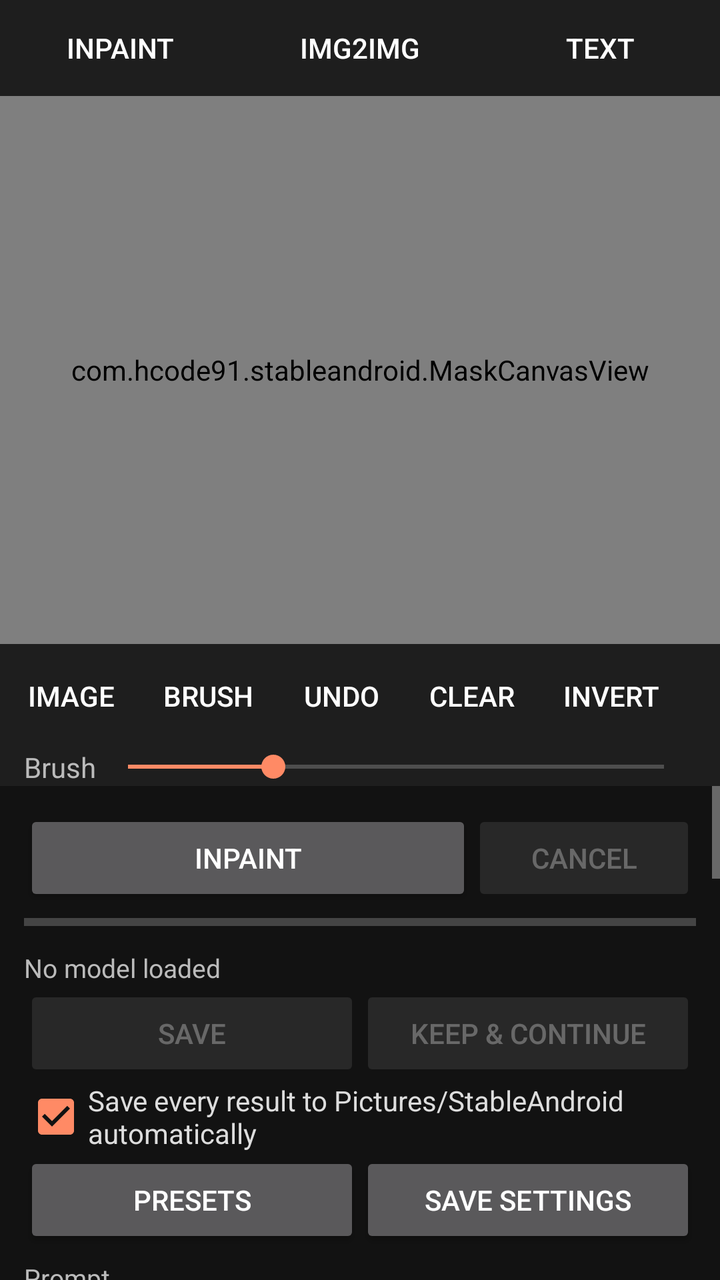
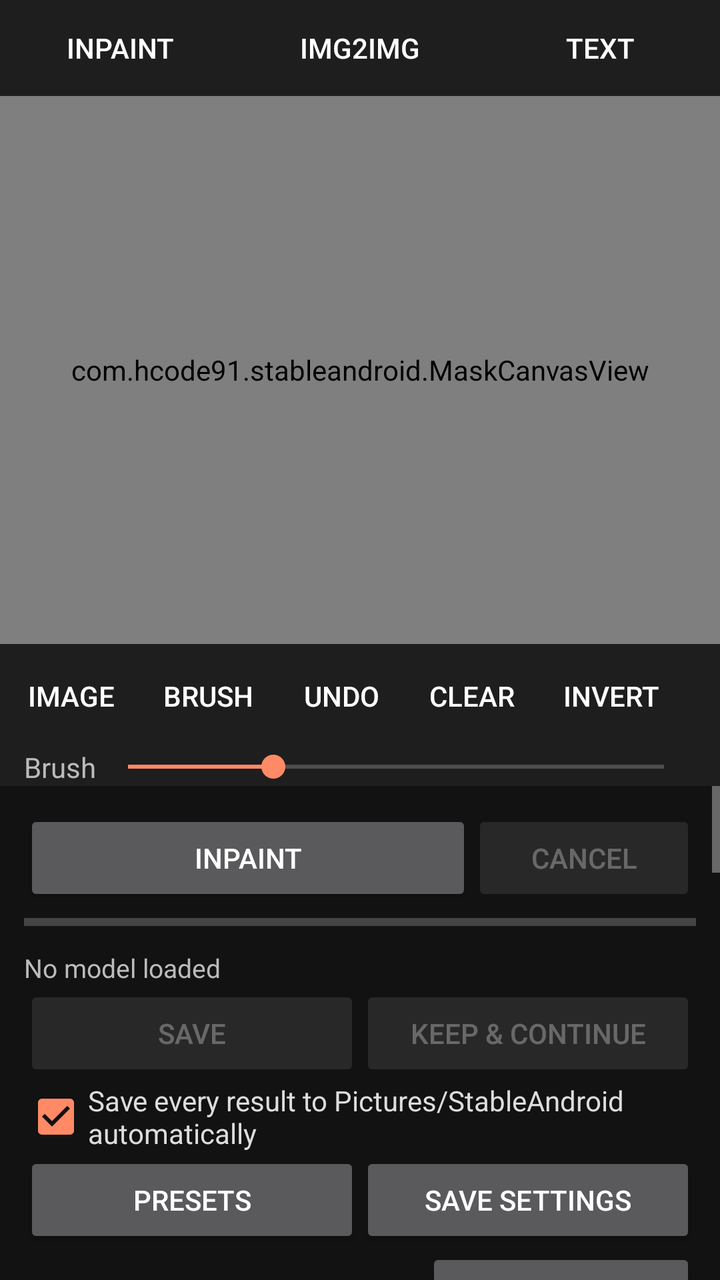

Screens rendered from an Android XML layout before and after an edit, with the pre-edit source and the edit as a unified diff.
<!-- AndroidManifest.xml: application theme AppTheme -->
<!-- res/layout/activity_main.xml -->
<?xml version="1.0" encoding="utf-8"?>
<LinearLayout xmlns:android="http://schemas.android.com/apk/res/android"
    android:id="@+id/root"
    android:layout_width="match_parent"
    android:layout_height="match_parent"
    android:background="#121212"
    android:orientation="vertical">

    <LinearLayout
        android:layout_width="match_parent"
        android:layout_height="wrap_content"
        android:background="#1E1E1E"
        android:orientation="horizontal">

        <Button
            android:id="@+id/btnTabInpaint"
            style="@style/TabBtn"
            android:text="Inpaint" />

        <Button
            android:id="@+id/btnTabCreate"
            style="@style/TabBtn"
            android:text="Img2Img" />

        <Button
            android:id="@+id/btnTabText"
            style="@style/TabBtn"
            android:text="Text" />
    </LinearLayout>

    <com.hcode91.stableandroid.MaskCanvasView
        android:id="@+id/canvas"
        android:layout_width="match_parent"
        android:layout_height="0dp"
        android:layout_weight="1"
        android:background="#000000" />

    
    <HorizontalScrollView
        android:id="@+id/rowTools"
        android:layout_width="match_parent"
        android:layout_height="wrap_content"
        android:background="#1E1E1E"
        android:scrollbars="none">

        <LinearLayout
            android:layout_width="wrap_content"
            android:layout_height="wrap_content"
            android:gravity="center_vertical"
            android:orientation="horizontal"
            android:padding="2dp">

            <Button android:id="@+id/btnImage" style="@style/ToolBtn" android:text="Image" />
            <Button android:id="@+id/btnBrush" style="@style/ToolBtn" android:text="Brush" />
            <Button android:id="@+id/btnUndo" style="@style/ToolBtn" android:text="Undo" />
            <Button android:id="@+id/btnClear" style="@style/ToolBtn" android:text="Clear" />
            <Button android:id="@+id/btnInvert" style="@style/ToolBtn" android:text="Invert" />
            <Button android:id="@+id/btnFit" style="@style/ToolBtn" android:text="Fit" />
            <Button android:id="@+id/btnToggle" style="@style/ToolBtn" android:text="Result" />
        </LinearLayout>
    </HorizontalScrollView>

    <LinearLayout
        android:id="@+id/rowBrush"
        android:layout_width="match_parent"
        android:layout_height="wrap_content"
        android:background="#1E1E1E"
        android:gravity="center_vertical"
        android:orientation="horizontal"
        android:paddingStart="12dp"
        android:paddingEnd="12dp">

        <TextView
            android:layout_width="wrap_content"
            android:layout_height="wrap_content"
            android:text="Brush"
            android:textColor="#BBBBBB" />

        <SeekBar
            android:id="@+id/seekBrush"
            android:layout_width="0dp"
            android:layout_height="wrap_content"
            android:layout_weight="1"
            android:max="200"
            android:min="8"
            android:progress="60" />
    </LinearLayout>

    <ScrollView
        android:id="@+id/settingsScroll"
        android:layout_width="match_parent"
        android:layout_height="0dp"
        android:layout_weight="0.9"
        android:fillViewport="true">

        <LinearLayout
            android:layout_width="match_parent"
            android:layout_height="wrap_content"
            android:orientation="vertical"
            android:padding="12dp">

            
            <LinearLayout
                android:layout_width="match_parent"
                android:layout_height="wrap_content"
                android:orientation="horizontal">

                <Button
                    android:id="@+id/btnGenerate"
                    android:layout_width="0dp"
                    android:layout_height="wrap_content"
                    android:layout_weight="2"
                    android:text="Inpaint" />

                <Button
                    android:id="@+id/btnCancel"
                    android:layout_width="0dp"
                    android:layout_height="wrap_content"
                    android:layout_weight="1"
                    android:enabled="false"
                    android:text="Cancel" />
            </LinearLayout>

            <ProgressBar
                android:id="@+id/progress"
                style="@android:style/Widget.Material.ProgressBar.Horizontal"
                android:layout_width="match_parent"
                android:layout_height="wrap_content"
                android:max="100" />

            <TextView
                android:id="@+id/txtStatus"
                style="@style/Label"
                android:text="No model loaded" />

            <LinearLayout
                android:id="@+id/rowResults"
                android:layout_width="match_parent"
                android:layout_height="wrap_content"
                android:gravity="center_vertical"
                android:orientation="horizontal"
                android:visibility="gone">

                <Button
                    android:id="@+id/btnPrev"
                    android:layout_width="wrap_content"
                    android:layout_height="wrap_content"
                    android:text="◀" />

                <TextView
                    android:id="@+id/txtResult"
                    android:layout_width="0dp"
                    android:layout_height="wrap_content"
                    android:layout_weight="1"
                    android:gravity="center"
                    android:textColor="#FFFFFF"
                    android:textSize="15sp" />

                <Button
                    android:id="@+id/btnNext"
                    android:layout_width="wrap_content"
                    android:layout_height="wrap_content"
                    android:text="▶" />
            </LinearLayout>

            <LinearLayout
                android:layout_width="match_parent"
                android:layout_height="wrap_content"
                android:orientation="horizontal">

                <Button
                    android:id="@+id/btnSave"
                    android:layout_width="0dp"
                    android:layout_height="wrap_content"
                    android:layout_weight="1"
                    android:enabled="false"
                    android:text="Save" />

                <Button
                    android:id="@+id/btnUseResult"
                    android:layout_width="0dp"
                    android:layout_height="wrap_content"
                    android:layout_weight="1"
                    android:enabled="false"
                    android:text="Keep &amp; continue" />
            </LinearLayout>

            <CheckBox
                android:id="@+id/chkAutoSave"
                android:layout_width="wrap_content"
                android:layout_height="wrap_content"
                android:checked="true"
                android:text="Save every result to Pictures/StableAndroid automatically"
                android:textColor="#DDDDDD" />

            <LinearLayout
                android:layout_width="match_parent"
                android:layout_height="wrap_content"
                android:orientation="horizontal">

                <Button
                    android:id="@+id/btnPresets"
                    android:layout_width="0dp"
                    android:layout_height="wrap_content"
                    android:layout_weight="1"
                    android:text="Presets" />

                <Button
                    android:id="@+id/btnSavePreset"
                    android:layout_width="0dp"
                    android:layout_height="wrap_content"
                    android:layout_weight="1"
                    android:text="Save settings" />
            </LinearLayout>

            
            <TextView style="@style/Label" android:text="Prompt" />
            <EditText
                android:id="@+id/editPrompt"
                style="@style/Field"
                android:gravity="top"
                android:hint="what should appear in the masked area"
                android:inputType="textMultiLine|textCapSentences"
                android:minLines="2" />

            <TextView style="@style/Label" android:text="Negative prompt" />
            <EditText
                android:id="@+id/editNegative"
                style="@style/Field"
                android:gravity="top"
                android:inputType="textMultiLine"
                android:minLines="1" />

            
            <LinearLayout
                android:id="@+id/rowCreate"
                android:layout_width="match_parent"
                android:layout_height="wrap_content"
                android:gravity="bottom"
                android:orientation="horizontal"
                android:visibility="gone">

                <LinearLayout style="@style/Cell" android:layout_weight="2">
                    <TextView style="@style/Label" android:text="Style" />
                    <Spinner android:id="@+id/spinStyle" style="@style/Spin" />
                </LinearLayout>

                <LinearLayout
                    android:id="@+id/cellTxtSize"
                    style="@style/Cell"
                    android:visibility="gone">
                    <TextView style="@style/Label" android:text="Size" />
                    <Spinner android:id="@+id/spinTxtSize" style="@style/Spin" />
                </LinearLayout>

                <Button
                    android:id="@+id/btnStylePhoto"
                    android:layout_width="wrap_content"
                    android:layout_height="wrap_content"
                    android:text="Photo" />
            </LinearLayout>

            
            <LinearLayout
                android:layout_width="match_parent"
                android:layout_height="wrap_content"
                android:orientation="horizontal">

                <LinearLayout style="@style/Cell">
                    <TextView style="@style/Label" android:text="Steps" />
                    <EditText android:id="@+id/editSteps" style="@style/Field" android:inputType="number" android:text="20" />
                </LinearLayout>

                <LinearLayout style="@style/Cell">
                    <TextView style="@style/Label" android:text="CFG" />
                    <EditText android:id="@+id/editCfg" style="@style/Field" android:inputType="numberDecimal" android:text="7" />
                </LinearLayout>

                <LinearLayout android:id="@+id/cellStrength" style="@style/Cell">
                    <TextView style="@style/Label" android:text="Denoise" />
                    <EditText android:id="@+id/editStrength" style="@style/Field" android:inputType="numberDecimal" android:text="1.0" />
                </LinearLayout>
            </LinearLayout>

            <LinearLayout
                android:layout_width="match_parent"
                android:layout_height="wrap_content"
                android:gravity="bottom"
                android:orientation="horizontal">

                <LinearLayout style="@style/Cell" android:layout_weight="2">
                    <TextView style="@style/Label" android:text="Seed (-1 = random)" />
                    <EditText android:id="@+id/editSeed" style="@style/Field" android:inputType="numberSigned" android:text="-1" />
                </LinearLayout>

                <LinearLayout style="@style/Cell">
                    <TextView style="@style/Label" android:text="Images" />
                    <EditText android:id="@+id/editImages" style="@style/Field" android:inputType="number" android:text="3" />
                </LinearLayout>

                <Button
                    android:id="@+id/btnLastSeed"
                    android:layout_width="wrap_content"
                    android:layout_height="wrap_content"
                    android:text="Reuse last" />
            </LinearLayout>

            <LinearLayout
                android:layout_width="match_parent"
                android:layout_height="wrap_content"
                android:orientation="horizontal">

                <LinearLayout style="@style/Cell">
                    <TextView style="@style/Label" android:text="Sampler" />
                    <Spinner android:id="@+id/spinSampler" style="@style/Spin" />
                </LinearLayout>

                <LinearLayout style="@style/Cell">
                    <TextView style="@style/Label" android:text="Scheduler" />
                    <Spinner android:id="@+id/spinScheduler" style="@style/Spin" />
                </LinearLayout>
            </LinearLayout>

            <LinearLayout
                android:id="@+id/rowInpaintSize"
                android:layout_width="match_parent"
                android:layout_height="wrap_content"
                android:orientation="horizontal">

                <LinearLayout android:id="@+id/cellWorkSize" style="@style/Cell">
                    <TextView style="@style/Label" android:text="Working size" />
                    <Spinner android:id="@+id/spinSize" style="@style/Spin" />
                </LinearLayout>

                <LinearLayout android:id="@+id/cellArea" style="@style/Cell">
                    <TextView style="@style/Label" android:text="Inpaint area" />
                    <Spinner android:id="@+id/spinArea" style="@style/Spin" />
                </LinearLayout>
            </LinearLayout>

            <CheckBox
                android:id="@+id/chkBlend"
                android:layout_width="wrap_content"
                android:layout_height="wrap_content"
                android:checked="true"
                android:text="Only change the masked area (blend edges)"
                android:textColor="#DDDDDD" />

            
            <TextView style="@style/Header" android:text="Model" />

            <TextView
                android:id="@+id/txtModel"
                style="@style/Label"
                android:text="No .safetensors chosen" />

            <LinearLayout
                android:layout_width="match_parent"
                android:layout_height="wrap_content"
                android:orientation="horizontal">

                <Button
                    android:id="@+id/btnChooseModel"
                    android:layout_width="0dp"
                    android:layout_height="wrap_content"
                    android:layout_weight="1"
                    android:text="Choose model" />

                <Button
                    android:id="@+id/btnLoadModel"
                    android:layout_width="0dp"
                    android:layout_height="wrap_content"
                    android:layout_weight="1"
                    android:text="Load" />
            </LinearLayout>

            <TextView
                android:id="@+id/txtLora"
                style="@style/Label"
                android:text="LoRA: none" />

            <LinearLayout
                android:layout_width="match_parent"
                android:layout_height="wrap_content"
                android:gravity="bottom"
                android:orientation="horizontal">

                <Button
                    android:id="@+id/btnChooseLora"
                    android:layout_width="0dp"
                    android:layout_height="wrap_content"
                    android:layout_weight="1"
                    android:text="Choose LoRA" />

                <Button
                    android:id="@+id/btnClearLora"
                    android:layout_width="wrap_content"
                    android:layout_height="wrap_content"
                    android:text="Remove" />

                <LinearLayout style="@style/Cell">
                    <TextView style="@style/Label" android:text="Strength" />
                    <EditText android:id="@+id/editLoraStrength" style="@style/Field" android:inputType="numberDecimal" android:text="1.0" />
                </LinearLayout>
            </LinearLayout>

            <TextView style="@style/Label" android:text="Run on" />
            <Spinner android:id="@+id/spinCompute" style="@style/Spin" />

            <TextView
                android:id="@+id/txtDriver"
                style="@style/Label"
                android:text="GPU driver: system" />

            <LinearLayout
                android:layout_width="match_parent"
                android:layout_height="wrap_content"
                android:orientation="horizontal">

                <Button
                    android:id="@+id/btnInstallDriver"
                    android:layout_width="0dp"
                    android:layout_height="wrap_content"
                    android:layout_weight="1"
                    android:text="Install Turnip (.zip)" />

                <Button
                    android:id="@+id/btnRemoveDriver"
                    android:layout_width="0dp"
                    android:layout_height="wrap_content"
                    android:layout_weight="1"
                    android:text="Use system driver" />
            </LinearLayout>

            <CheckBox
                android:id="@+id/chkGpuF32"
                android:layout_width="wrap_content"
                android:layout_height="wrap_content"
                android:checked="false"
                android:text="GPU full precision (slower; try if images come out grey or black; applies after restart)"
                android:textColor="#DDDDDD" />

            <CheckBox
                android:id="@+id/chkGpuSafe"
                android:layout_width="wrap_content"
                android:layout_height="wrap_content"
                android:checked="true"
                android:text="GPU safe mode (avoids shaders some drivers can't build; applies after restart)"
                android:textColor="#DDDDDD" />

            <LinearLayout
                android:layout_width="match_parent"
                android:layout_height="wrap_content"
                android:orientation="horizontal">

                <LinearLayout style="@style/Cell" android:layout_weight="2">
                    <TextView style="@style/Label" android:text="Weights in memory" />
                    <Spinner android:id="@+id/spinWeights" style="@style/Spin" />
                </LinearLayout>

                <LinearLayout style="@style/Cell">
                    <TextView style="@style/Label" android:text="Threads" />
                    <EditText android:id="@+id/editThreads" style="@style/Field" android:inputType="number" />
                </LinearLayout>
            </LinearLayout>

            <LinearLayout
                android:layout_width="match_parent"
                android:layout_height="wrap_content"
                android:orientation="horizontal">

                <LinearLayout style="@style/Cell">
                    <TextView style="@style/Label" android:text="CLIP skip" />
                    <EditText android:id="@+id/editClipSkip" style="@style/Field" android:inputType="numberSigned" android:text="-1" />
                </LinearLayout>

                <LinearLayout style="@style/Cell" android:layout_weight="2">
                    <CheckBox
                        android:id="@+id/chkFlash"
                        android:layout_width="wrap_content"
                        android:layout_height="wrap_content"
                        android:checked="true"
                        android:text="Flash attention"
                        android:textColor="#DDDDDD" />

                    <CheckBox
                        android:id="@+id/chkFastVae"
                        android:layout_width="wrap_content"
                        android:layout_height="wrap_content"
                        android:checked="true"
                        android:text="Fast VAE (TAESD)"
                        android:textColor="#DDDDDD" />

                    <CheckBox
                        android:id="@+id/chkTiling"
                        android:layout_width="wrap_content"
                        android:layout_height="wrap_content"
                        android:checked="true"
                        android:text="Tiled VAE (less RAM)"
                        android:textColor="#DDDDDD" />

                    <CheckBox
                        android:id="@+id/chkMmap"
                        android:layout_width="wrap_content"
                        android:layout_height="wrap_content"
                        android:checked="false"
                        android:text="Memory-map file"
                        android:textColor="#DDDDDD" />
                </LinearLayout>
            </LinearLayout>

            
            <LinearLayout
                android:layout_width="match_parent"
                android:layout_height="wrap_content"
                android:gravity="center_vertical"
                android:orientation="horizontal">

                <TextView style="@style/Header" android:layout_width="0dp" android:layout_weight="1" android:text="Log" />

                <Button
                    android:id="@+id/btnCopyLog"
                    android:layout_width="wrap_content"
                    android:layout_height="wrap_content"
                    android:text="Copy log" />
            </LinearLayout>

            <TextView
                android:id="@+id/txtLog"
                android:layout_width="match_parent"
                android:layout_height="wrap_content"
                android:background="#0A0A0A"
                android:fontFamily="monospace"
                android:padding="6dp"
                android:textColor="#9E9E9E"
                android:textIsSelectable="true"
                android:textSize="10sp" />
        </LinearLayout>
    </ScrollView>
</LinearLayout>
<!-- resources referenced by this layout -->
<resources>
  <style name="Cell">
          <item name="android:layout_width">0dp</item>
          <item name="android:layout_height">wrap_content</item>
          <item name="android:layout_weight">1</item>
          <item name="android:orientation">vertical</item>
          <item name="android:paddingEnd">8dp</item>
      </style>
  <style name="Field">
          <item name="android:layout_width">match_parent</item>
          <item name="android:layout_height">wrap_content</item>
          <item name="android:textColor">#FFFFFF</item>
          <item name="android:textColorHint">#777777</item>
      </style>
  <style name="Header">
          <item name="android:layout_width">wrap_content</item>
          <item name="android:layout_height">wrap_content</item>
          <item name="android:textColor">#FF8A65</item>
          <item name="android:textSize">16sp</item>
          <item name="android:textStyle">bold</item>
          <item name="android:layout_marginTop">16dp</item>
      </style>
  <style name="Label">
          <item name="android:layout_width">wrap_content</item>
          <item name="android:layout_height">wrap_content</item>
          <item name="android:textColor">#BBBBBB</item>
          <item name="android:textSize">13sp</item>
          <item name="android:layout_marginTop">6dp</item>
      </style>
  <style name="Spin">
          <item name="android:layout_width">match_parent</item>
          <item name="android:layout_height">wrap_content</item>
      </style>
  <style name="TabBtn" parent="@android:style/Widget.Material.Button.Borderless">
          <item name="android:layout_width">0dp</item>
          <item name="android:layout_height">wrap_content</item>
          <item name="android:layout_weight">1</item>
          <item name="android:textColor">#FFFFFF</item>
      </style>
  <style name="ToolBtn" parent="@android:style/Widget.Material.Button.Borderless">
          <item name="android:layout_width">wrap_content</item>
          <item name="android:layout_height">wrap_content</item>
          <item name="android:minWidth">64dp</item>
          <item name="android:textColor">#FFFFFF</item>
      </style>
  <style name="AppTheme" parent="@android:style/Theme.Material.NoActionBar">
          <item name="android:colorAccent">#FF8A65</item>
          <item name="android:colorPrimary">#202124</item>
          <item name="android:windowBackground">#121212</item>
      </style>
</resources>

<!-- the commit's change to res/layout/activity_main.xml (unified diff, before → after) -->
@@ -214,7 +214,24 @@
             </LinearLayout>
 
             
-            <TextView style="@style/Label" android:text="Prompt" />
+            <LinearLayout
+                android:layout_width="match_parent"
+                android:layout_height="wrap_content"
+                android:gravity="center_vertical"
+                android:orientation="horizontal">
+
+                <TextView
+                    style="@style/Label"
+                    android:layout_width="0dp"
+                    android:layout_weight="1"
+                    android:text="Prompt" />
+
+                <Button
+                    android:id="@+id/btnDescribe"
+                    android:layout_width="wrap_content"
+                    android:layout_height="wrap_content"
+                    android:text="Describe image" />
+            </LinearLayout>
             <EditText
                 android:id="@+id/editPrompt"
                 style="@style/Field"
@@ -406,6 +423,30 @@
 
             <TextView style="@style/Label" android:text="Run on" />
             <Spinner android:id="@+id/spinCompute" style="@style/Spin" />
+
+            <TextView
+                android:id="@+id/txtDescribe"
+                style="@style/Label"
+                android:text="Describe model: not installed" />
+
+            <LinearLayout
+                android:layout_width="match_parent"
+                android:layout_height="wrap_content"
+                android:orientation="horizontal">
+
+                <Button
+                    android:id="@+id/btnDescribeFiles"
+                    android:layout_width="0dp"
+                    android:layout_height="wrap_content"
+                    android:layout_weight="1"
+                    android:text="Choose describe files" />
+
+                <Button
+                    android:id="@+id/btnDescribeRemove"
+                    android:layout_width="wrap_content"
+                    android:layout_height="wrap_content"
+                    android:text="Remove" />
+            </LinearLayout>
 
             <TextView
                 android:id="@+id/txtDriver"
